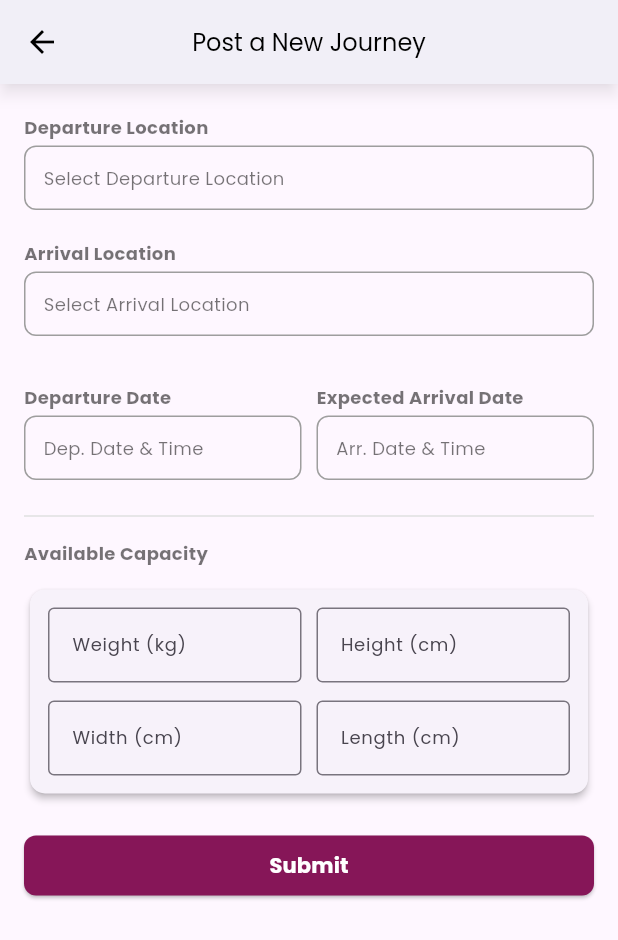
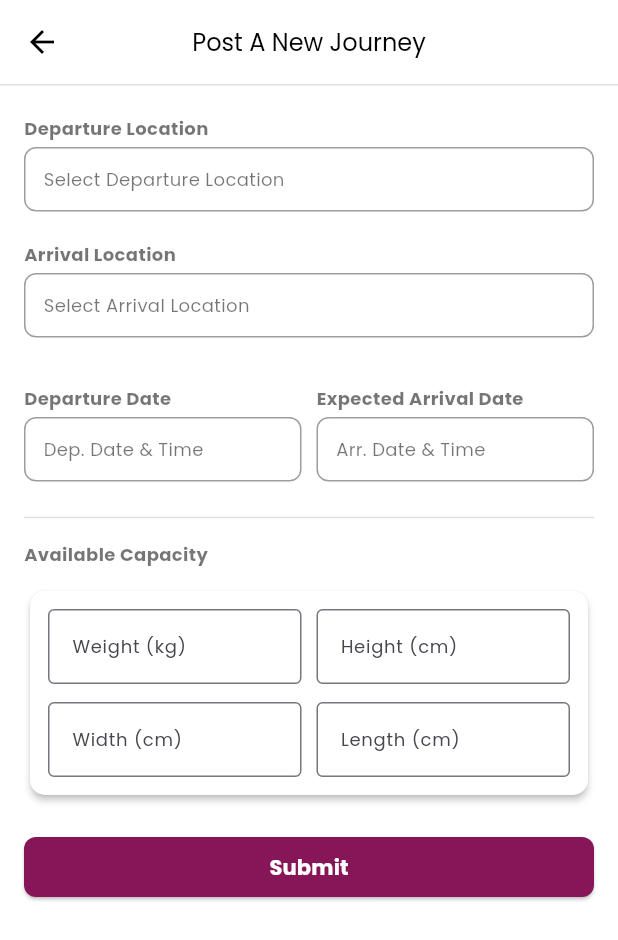
Before and after one commit to dRroute/droute-frontend-driver, a Flutter app: the PostJourney screen opened directly, on a phone screen of 412 x 824 dp. Shown: the top 940 px of the screen. Run offline on Flutter 3.47's test engine with Material 3 defaults, Android fonts, the phone set to English and light mode, and no system bars; our stand-ins replace dotted_border, geocoding, geolocator, google_maps_flutter, image_picker; missing offline and left inert: google_place; network calls fail.

Commit message:
All set now it looks Aesthetics ,

```diff
--- a/lib/screens/driver/completeDetail/complete_detail_form.dart
+++ b/lib/screens/driver/completeDetail/complete_detail_form.dart
@@ -26,6 +26,7 @@ class _CompleteDetailFormState extends State<CompleteDetailForm> {
     );
 
     return Scaffold(
+       backgroundColor: Colors.white,
       appBar: AppBar(
         backgroundColor: Colors.white,
         elevation: 0,
--- a/lib/screens/journey/postJourney.dart
+++ b/lib/screens/journey/postJourney.dart
@@ -87,29 +87,31 @@ class _PostJourneyState extends State<PostJourney> {
     );
 
     return Scaffold(
+      backgroundColor: Colors.white,
       appBar: AppBar(
         backgroundColor: Colors.white,
-        elevation: 4,
-        shadowColor: Colors.black38,
-        systemOverlayStyle: SystemUiOverlayStyle(
-          statusBarColor: AppColor.primaryColor, // Match this with the system chrome
+        elevation: 0,
+        systemOverlayStyle: const SystemUiOverlayStyle(
+          statusBarColor: AppColor.primaryColor,
           statusBarIconBrightness: Brightness.light,
+        ),
+        title: const Text(
+          'Post A New Journey',
+          style: TextStyle(
+            color: Colors.black,
+            fontSize: 16,
+          ),
         ),
         centerTitle: true,
         leading: IconButton(
-         onPressed: () {
-  if (Navigator.canPop(context)) {
-    Navigator.pop(context);
-  }
-},
-          icon: Icon(Icons.arrow_back, color: Colors.black),
+          icon: const Icon(Icons.arrow_back, color: Colors.black),
+          onPressed: () => Navigator.pop(context),
         ),
-        title: Text(
-          'Post a New Journey',
-          style: TextStyle(
-            color: Colors.black,
-            fontSize: 16,
-            fontWeight: FontWeight.w500,
+        bottom: PreferredSize(
+          preferredSize: const Size.fromHeight(1.0),
+          child: Container(
+            color: Colors.grey.shade300,
+            height: 1.0,
           ),
         ),
       ),
@@ -224,6 +226,7 @@ class _PostJourneyState extends State<PostJourney> {
 
  Widget _buildDimensionsCard() {
   return Card(
+    color: Colors.white,  // <-- Correct property
     elevation: 2,
     shape: RoundedRectangleBorder(borderRadius: BorderRadius.circular(10)),
     child: Padding(
@@ -232,21 +235,17 @@ class _PostJourneyState extends State<PostJourney> {
         children: [
           Row(
             children: [
-                Expanded(
-                    child: _buildInputField("Weight (kg)", weightController)),
+              Expanded(child: _buildInputField("Weight (kg)", weightController)),
               SizedBox(width: 10),
-                Expanded(
-                    child: _buildInputField("Height (cm)", heightController)),
+              Expanded(child: _buildInputField("Height (cm)", heightController)),
             ],
           ),
           SizedBox(height: 12),
           Row(
             children: [
-                Expanded(
-                    child: _buildInputField("Width (cm)", widthController)),
+              Expanded(child: _buildInputField("Width (cm)", widthController)),
               SizedBox(width: 10),
-                Expanded(
-                    child: _buildInputField("Length (cm)", lengthController)),
+              Expanded(child: _buildInputField("Length (cm)", lengthController)),
             ],
           ),
         ],
--- a/lib/styles/custom_widgets/custom_scaffold.dart
+++ b/lib/styles/custom_widgets/custom_scaffold.dart
@@ -14,6 +14,7 @@ class CustomScaffold extends StatelessWidget {
   @override
   Widget build(BuildContext context) {
     return Scaffold(
+      backgroundColor: Colors.white,
       appBar: appBar,
       body: body,
       // bottomNavigationBar: CustomNavigationBar(), // Attach the custom bottom navigation here
```
Also changed, not shown: lib/screens/journey/journey_cards_page.dart (+18 -11 lines), lib/screens/orders/requestedOrderDetail.dart (+20 -17 lines), lib/screens/orders/requestedOrders.dart (+17 -8 lines), lib/styles/custom_widgets/navigation_bar.dart (+6 -5 lines). Lines whose indentation alone changed are shown as unchanged.
